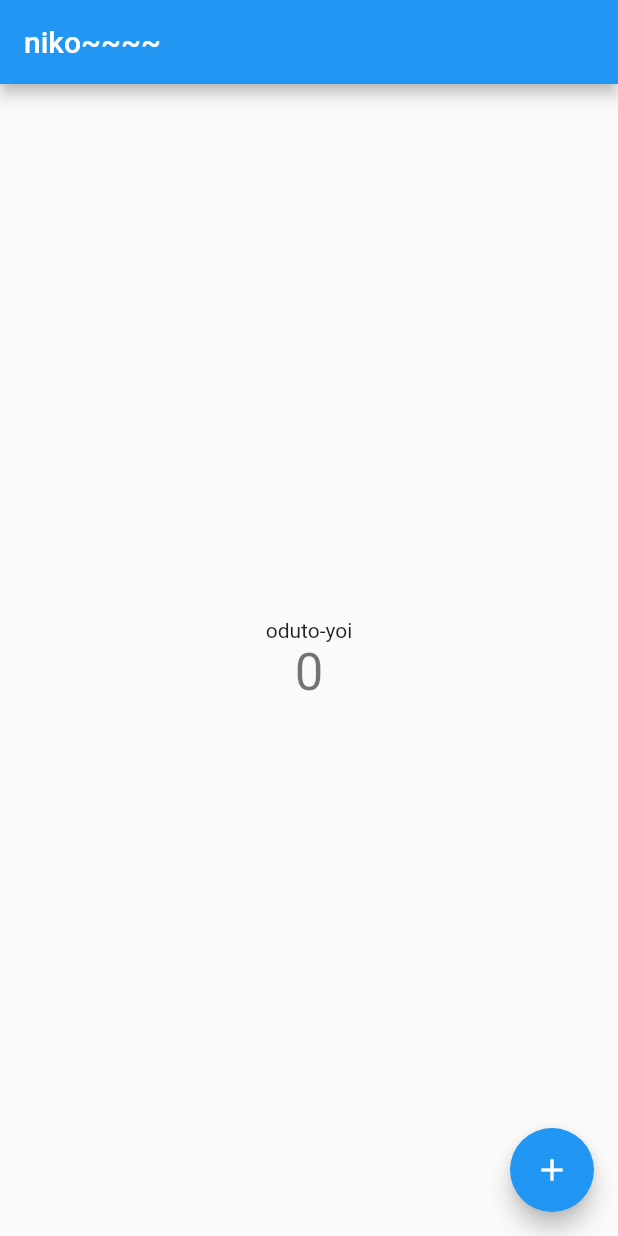
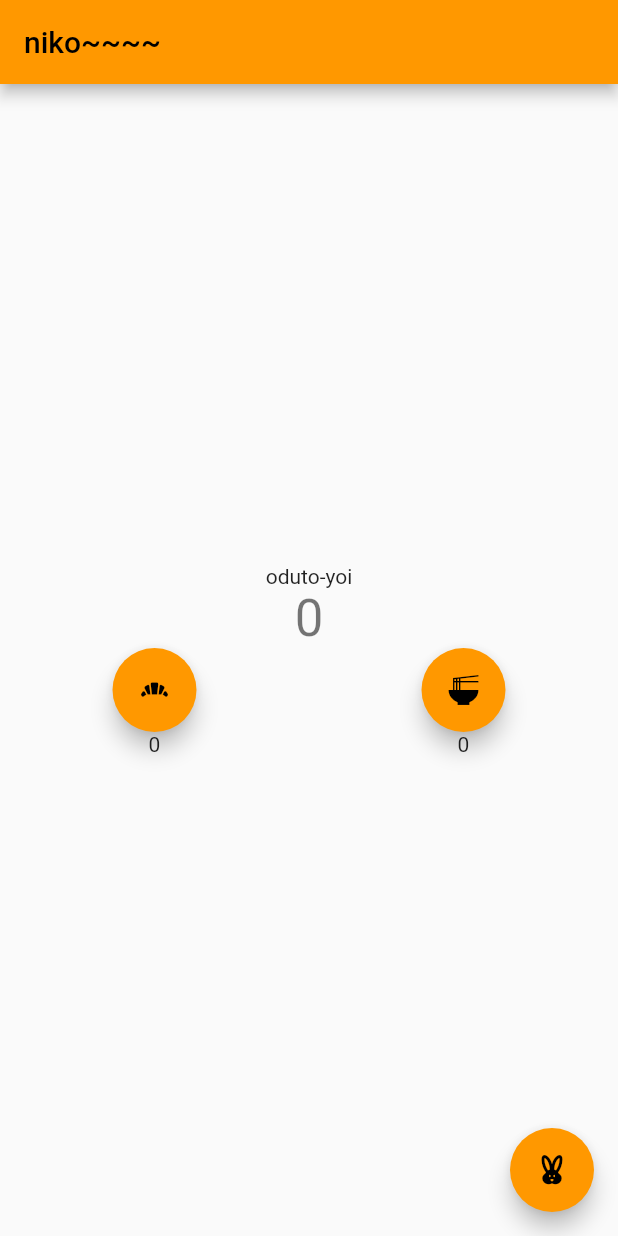
Before and after one commit to hirafish/flutter-riverpod, a Flutter app: the screen it shows after launch, on a phone screen of 412 x 824 dp. Run offline on Flutter 3.47's test engine with Material 2 defaults, Android fonts, the phone set to English and light mode, and no system bars; our stand-ins replace flutter_riverpod, freezed_annotation.

Commit message:
1系以上に修正

```diff
--- /dev/null
+++ b/lib/data/count_data.dart
@@ -0,0 +1,17 @@
+import 'package:freezed_annotation/freezed_annotation.dart';
+import 'package:flutter/foundation.dart';
+
+part 'count_data.freezed.dart';
+part 'count_data.g.dart';
+
+@freezed
+class CountData with _$CountData {
+  const factory CountData({
+    required int count,
+    required int countUp,
+    required int countDown,
+  }) = _CountData;
+
+  factory CountData.fromJson(Map<String, dynamic> json) =>
+      _$CountDataFromJson(json);
+}
--- a/lib/main.dart
+++ b/lib/main.dart
@@ -14,7 +14,7 @@ class MyApp extends StatelessWidget {
     return MaterialApp(
       title: 'Flutter Demo',
       theme: ThemeData(
-        primarySwatch: Colors.blue,
+        primarySwatch: Colors.orange,
       ),
       home: MyHomePage(),
     );
@@ -41,12 +41,33 @@ class _MyHomePageState extends ConsumerState<MyHomePage> {
         child: Column(
           mainAxisAlignment: MainAxisAlignment.center,
           children: <Widget>[
-            Consumer(
-                builder: (BuildContext context, WidgetRef ref, Widget? child) =>
-                    Text(ref.watch(massageProvider))),
+            Text(ref.watch(messageProvider)),
             Text(
-              ref.watch(_counterProvider).toString(),
+              ref.watch(CountDataProvider).count.toString(),
               style: Theme.of(context).textTheme.headlineMedium,
+            ),
+            Row(
+              mainAxisAlignment: MainAxisAlignment.spaceAround,
+              children: [
+                FloatingActionButton(
+                  onPressed: () => ref.read(CountDataProvider.notifier).state =
+                      ref.read(CountDataProvider).copyWith(),
+                  child: const Icon(Icons.bakery_dining),
+                ),
+                FloatingActionButton(
+                  onPressed: () => ref
+                      .read(_counterProvider.notifier)
+                      .update((state) => state + 1), //一時的なデータの取得なのでread
+                  child: const Icon(Icons.ramen_dining),
+                )
+              ],
+            ),
+            Row(
+              mainAxisAlignment: MainAxisAlignment.spaceAround,
+              children: [
+                Text(ref.watch(CountDataProvider).countUp.toString()),
+                Text(ref.watch(CountDataProvider).countDown.toString()),
+              ],
             ),
           ],
         ),
@@ -55,8 +76,8 @@ class _MyHomePageState extends ConsumerState<MyHomePage> {
         onPressed: () => ref
             .read(_counterProvider.notifier)
             .update((state) => state + 1), //一時的なデータの取得なのでread
-        tooltip: 'Increment',
-        child: const Icon(Icons.add),
+        tooltip: 'modoseruyo',
+        child: const Icon(Icons.cruelty_free),
       ),
     );
   }
--- a/lib/provider.dart
+++ b/lib/provider.dart
@@ -1,5 +1,13 @@
 import 'package:flutter_riverpod/flutter_riverpod.dart';
+import 'package:riverpod_countup/data/count_data.dart';
 
 final titleProvider = Provider<String>((ref) => 'niko~~~~');
 
-final massageProvider = Provider<String>((ref) => 'oduto-yoi');
+final messageProvider = Provider<String>((ref) => 'oduto-yoi');
+
+final countProvider = StateProvider<int>((ref) => 0);
+final CountDataProvider = StateProvider<CountData>((ref) => CountData(
+      count: 0,
+      countUp: 0,
+      countDown: 0,
+    ));
--- a/pubspec.yaml
+++ b/pubspec.yaml
@@ -35,6 +35,8 @@ dependencies:
   # The following adds the Cupertino Icons font to your application.
   # Use with the CupertinoIcons class for iOS style icons.
   cupertino_icons: ^1.0.2
+  freezed_annotation: ^2.2.0
+  json_annotation: ^4.8.0
 
 dev_dependencies:
   flutter_test:
@@ -46,6 +48,9 @@ dev_dependencies:
   # package. See that file for information about deactivating specific lint
   # rules and activating additional ones.
   flutter_lints: ^2.0.0
+  build_runner: ^2.3.3
+  freezed: ^2.3.2
+  json_serializable: ^6.6.1
 
 # For information on the generic Dart part of this file, see the
 # following page: https://dart.dev/tools/pub/pubspec
```
Also changed, not shown: lib/data/count_data.freezed.dart (added), lib/data/count_data.g.dart (added), pubspec.lock.
